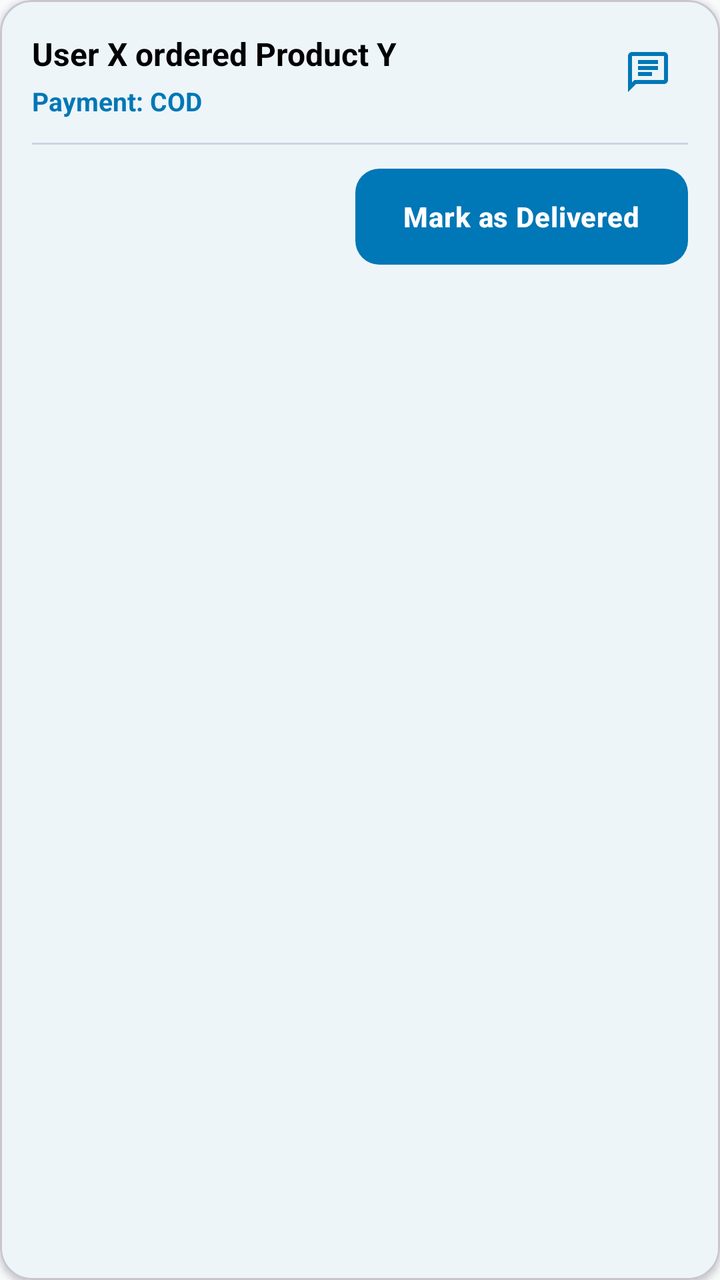
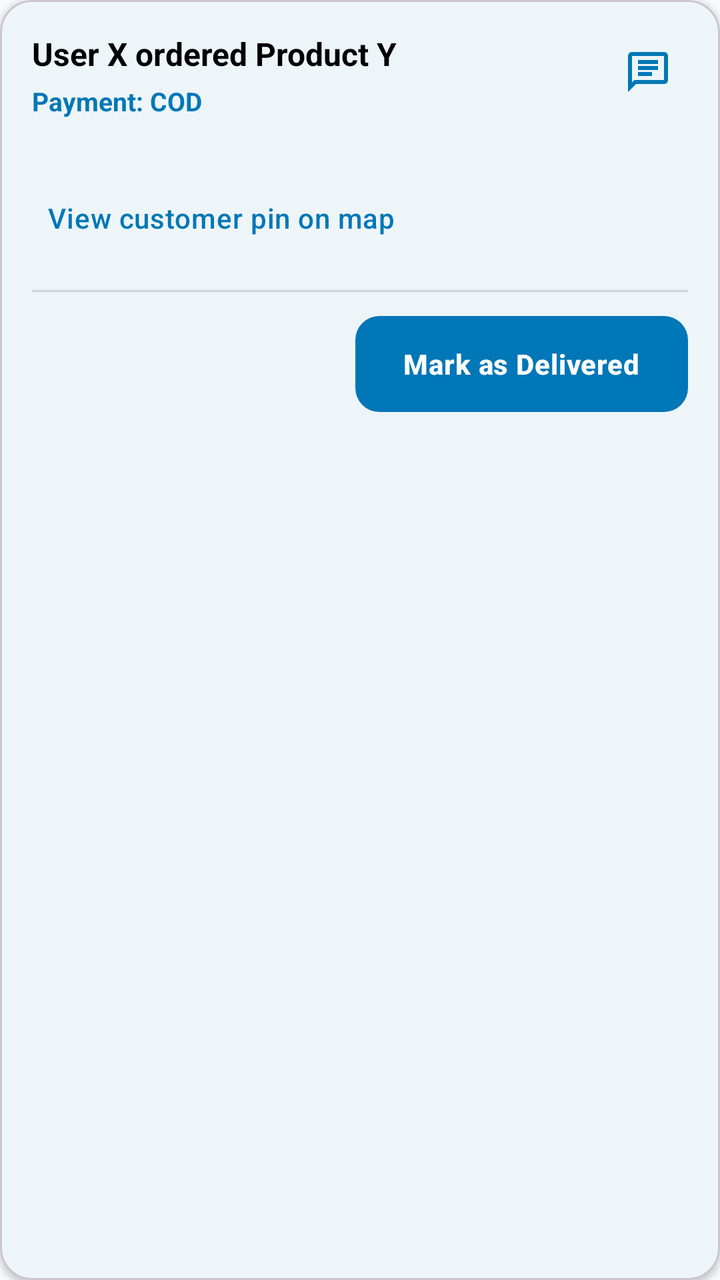

Screens rendered from an Android XML layout before and after an edit, with the pre-edit source and the edit as a unified diff.
<!-- AndroidManifest.xml: application theme Theme.BeAqua -->
<!-- res/layout/item_accepted_order.xml -->
<?xml version="1.0" encoding="utf-8"?>
<com.google.android.material.card.MaterialCardView xmlns:android="http://schemas.android.com/apk/res/android"
    xmlns:app="http://schemas.android.com/apk/res-auto"
    android:layout_width="match_parent"
    android:layout_height="wrap_content"
    android:layout_marginHorizontal="16dp"
    android:layout_marginVertical="8dp"
    app:cardCornerRadius="16dp"
    app:cardElevation="2dp"
    app:cardBackgroundColor="@color/white">

    <androidx.constraintlayout.widget.ConstraintLayout
        android:layout_width="match_parent"
        android:layout_height="wrap_content"
        android:padding="16dp">

        <TextView
            android:id="@+id/tvAcceptedOrderInfo"
            android:layout_width="0dp"
            android:layout_height="wrap_content"
            android:layout_marginEnd="8dp"
            android:text="User X ordered Product Y"
            android:textColor="@color/text_primary"
            android:textSize="16sp"
            android:textStyle="bold"
            app:layout_constraintEnd_toStartOf="@+id/btnChatWithCustomerAccepted"
            app:layout_constraintStart_toStartOf="parent"
            app:layout_constraintTop_toTopOf="parent" />

        <TextView
            android:id="@+id/tvAcceptedPaymentMethod"
            android:layout_width="wrap_content"
            android:layout_height="wrap_content"
            android:layout_marginTop="4dp"
            android:text="Payment: COD"
            android:textColor="@color/primary"
            android:textSize="13sp"
            android:textStyle="bold"
            app:layout_constraintStart_toStartOf="parent"
            app:layout_constraintTop_toBottomOf="@+id/tvAcceptedOrderInfo" />

        <ImageButton
            android:id="@+id/btnChatWithCustomerAccepted"
            android:layout_width="40dp"
            android:layout_height="40dp"
            android:background="?android:attr/selectableItemBackgroundBorderless"
            android:src="@drawable/ic_messages"
            app:tint="@color/primary"
            app:layout_constraintEnd_toEndOf="parent"
            app:layout_constraintTop_toTopOf="parent" />

        <com.google.android.material.button.MaterialButton
            android:id="@+id/btnPrintReceiptAccepted"
            style="@style/Widget.MaterialComponents.Button.TextButton"
            android:layout_width="wrap_content"
            android:layout_height="wrap_content"
            android:text="Print Receipt"
            android:textSize="12sp"
            android:textColor="@color/secondary"
            android:visibility="gone"
            app:icon="@drawable/ic_history"
            app:iconSize="16dp"
            app:iconTint="@color/secondary"
            app:layout_constraintEnd_toEndOf="parent"
            app:layout_constraintTop_toBottomOf="@+id/btnChatWithCustomerAccepted" />

        <androidx.constraintlayout.widget.Barrier
            android:id="@+id/acceptedContentBottom"
            android:layout_width="wrap_content"
            android:layout_height="wrap_content"
            app:barrierDirection="bottom"
            app:constraint_referenced_ids="tvAcceptedPaymentMethod,btnPrintReceiptAccepted,btnChatWithCustomerAccepted" />

        <View
            android:id="@+id/dividerAccepted"
            android:layout_width="match_parent"
            android:layout_height="1dp"
            android:background="@color/divider"
            android:layout_marginTop="12dp"
            app:layout_constraintTop_toBottomOf="@id/acceptedContentBottom" />

        <LinearLayout
            android:id="@+id/llActions"
            android:layout_width="match_parent"
            android:layout_height="wrap_content"
            android:orientation="horizontal"
            android:gravity="end"
            android:layout_marginTop="12dp"
            app:layout_constraintTop_toBottomOf="@id/dividerAccepted">

            <com.google.android.material.button.MaterialButton
                android:id="@+id/btnCompleteOrder"
                android:layout_width="wrap_content"
                android:layout_height="wrap_content"
                android:text="Mark as Delivered"
                android:textAllCaps="false"
                android:textStyle="bold"
                app:cornerRadius="12dp" />
        </LinearLayout>

    </androidx.constraintlayout.widget.ConstraintLayout>
</com.google.android.material.card.MaterialCardView>
<!-- resources referenced by this layout -->
<resources>
  <color name="divider">#CBD5E1</color>
  <color name="primary">#0077B6</color>
  <color name="secondary">#0096C7</color>
  <color name="text_primary">#000000</color>
  <color name="white">#FFFFFF</color>
  <!-- drawable ic_history (drawable) -->
  <vector xmlns:android="http://schemas.android.com/apk/res/android"
      android:width="24dp"
      android:height="24dp"
      android:viewportWidth="24"
      android:viewportHeight="24">
      <path
          android:fillColor="#FF000000"
          android:pathData="M13,3c-4.97,0 -9,4.03 -9,9L1,12l3.89,3.89 0.07,0.14L9,12L6,12c0,-3.87 3.13,-7 7,-7s7,3.13 7,7 -3.13,7 -7,7c-1.93,0 -3.68,-0.79 -4.94,-2.06l-1.42,1.42C8.27,19.99 10.51,21 13,21c4.97,0 9,-4.03 9,-9s-4.03,-9 -9,-9zM12,8v5l4.28,2.54 0.72,-1.21 -3.5,-2.08L13.5,8L12,8z"/>
  </vector>
  <!-- drawable ic_messages (drawable) -->
  <vector xmlns:android="http://schemas.android.com/apk/res/android"
      android:width="24dp"
      android:height="24dp"
      android:viewportWidth="24"
      android:viewportHeight="24">
      <path
          android:fillColor="#FF000000"
          android:pathData="M20,2H4c-1.1,0 -2,0.9 -2,2v18l4,-4h14c1.1,0 2,-0.9 2,-2V4c0,-1.1 -0.9,-2 -2,-2zM20,16H5.17L4,17.17V4h16v12zM7,9h10v2H7zM7,12h7v2H7zM7,6h10v2H7z"/>
  </vector>
  <style name="Theme.BeAqua" parent="Base.Theme.BeAqua" />
  <color name="accent">#48CAE4</color>
  <color name="background">#F8FAFC</color>
  <color name="gray_light">#F1F5F9</color>
  <color name="text_secondary">#334155</color>
  <color name="text_hint">#64748B</color>
  <style name="AppEditText" parent="Widget.AppCompat.EditText">
          <item name="android:textColor">@color/black</item>
          <item name="android:textColorHint">@color/text_hint</item>
      </style>
  <style name="AppButton" parent="Widget.Material3.Button">
          <item name="android:insetTop">0dp</item>
          <item name="android:insetBottom">0dp</item>
          <item name="android:textAllCaps">false</item>
          <item name="android:letterSpacing">0.02</item>
          <item name="android:paddingTop">12dp</item>
          <item name="android:paddingBottom">12dp</item>
          <item name="cornerRadius">12dp</item>
          <item name="backgroundTint">@color/primary</item>
          <item name="android:textColor">@color/white</item>
      </style>
  <style name="AppTextInputLayout" parent="Widget.Material3.TextInputLayout.OutlinedBox">
          <item name="boxCornerRadiusTopStart">12dp</item>
          <item name="boxCornerRadiusTopEnd">12dp</item>
          <item name="boxCornerRadiusBottomStart">12dp</item>
          <item name="boxCornerRadiusBottomEnd">12dp</item>
          <item name="boxStrokeColor">@color/primary</item>
          <item name="hintTextColor">@color/text_secondary</item>
          <item name="android:textColorHint">@color/text_hint</item>
          <item name="boxBackgroundColor">@color/white</item>
      </style>
  <color name="black">#000000</color>
  <!-- unchanged entries left out for length: 1 -->
</resources>

<!-- the commit's change to res/layout/item_accepted_order.xml (unified diff, before → after) -->
@@ -69,7 +69,7 @@
             android:layout_width="wrap_content"
             android:layout_height="wrap_content"
             app:barrierDirection="bottom"
-            app:constraint_referenced_ids="tvAcceptedPaymentMethod,btnPrintReceiptAccepted,btnChatWithCustomerAccepted" />
+            app:constraint_referenced_ids="tvAcceptedPaymentMethod,btnPrintReceiptAccepted,btnChatWithCustomerAccepted,btnDeliveryMap" />
 
         <View
             android:id="@+id/dividerAccepted"
@@ -79,6 +79,26 @@
             android:layout_marginTop="12dp"
             app:layout_constraintTop_toBottomOf="@id/acceptedContentBottom" />
 
+        <TextView
+            android:id="@+id/tvDeliveryLocation"
+            android:layout_width="0dp"
+            android:layout_height="wrap_content"
+            android:layout_marginTop="8dp"
+            android:textColor="@color/text_secondary"
+            android:textSize="13sp"
+            app:layout_constraintStart_toStartOf="parent"
+            app:layout_constraintEnd_toEndOf="parent"
+            app:layout_constraintTop_toBottomOf="@id/tvAcceptedPaymentMethod" />
+
+        <com.google.android.material.button.MaterialButton
+            android:id="@+id/btnDeliveryMap"
+            style="@style/Widget.MaterialComponents.Button.TextButton"
+            android:layout_width="wrap_content"
+            android:layout_height="wrap_content"
+            android:text="View customer pin on map"
+            android:textAllCaps="false"
+            app:layout_constraintStart_toStartOf="parent"
+            app:layout_constraintTop_toBottomOf="@id/tvDeliveryLocation" />
         <LinearLayout
             android:id="@+id/llActions"
             android:layout_width="match_parent"
